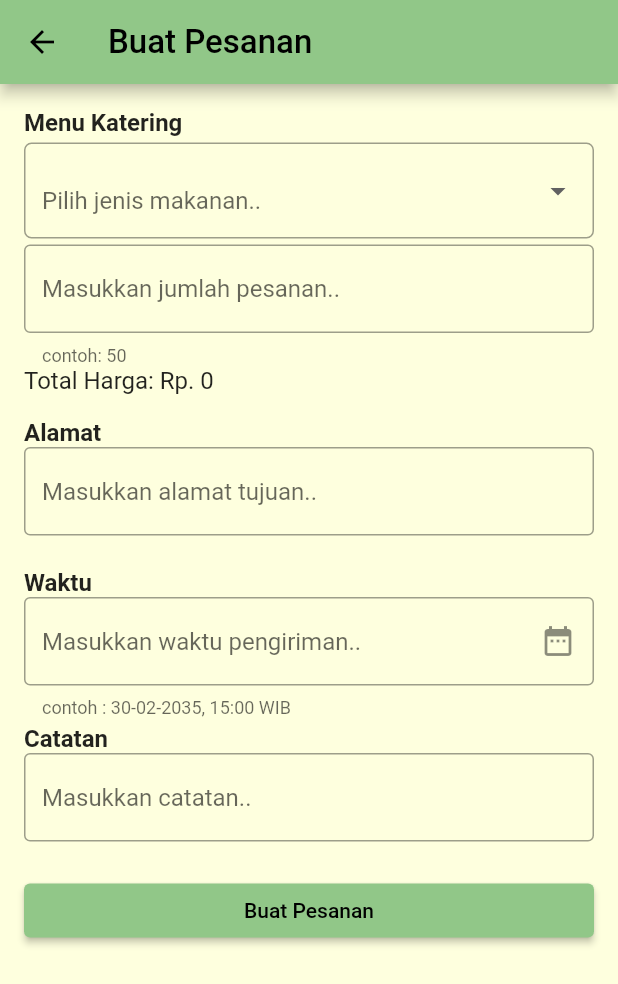
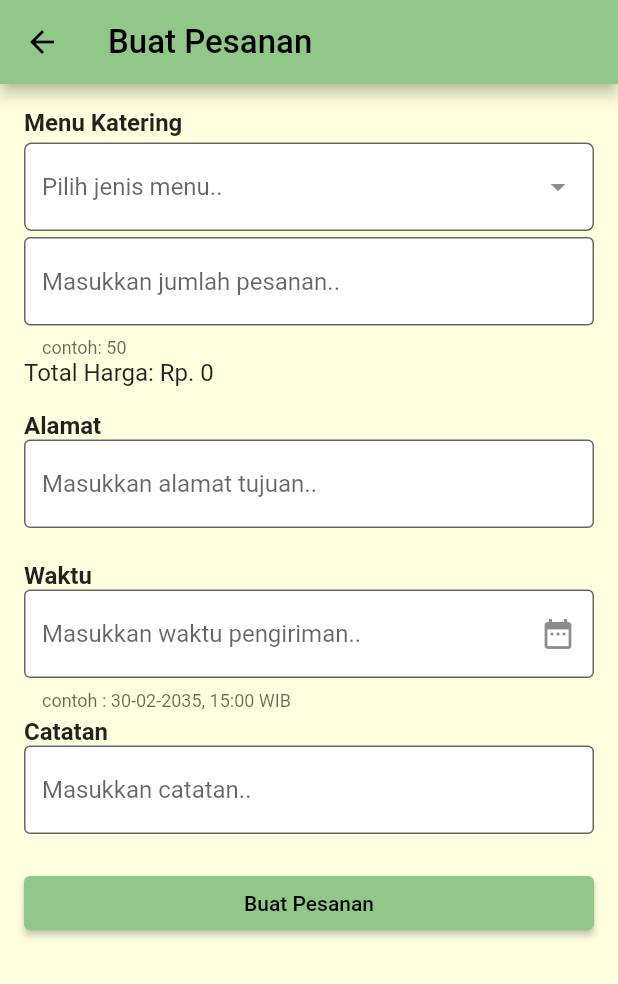
Before and after one commit to imamagusf15/mini-project, a Flutter app: the CreateOrderPage screen opened by its route, on a phone screen of 412 x 824 dp. Shown: the top 984 px of the screen. Run offline on Flutter 3.47's test engine with Material 2 defaults, Android fonts, the phone set to English and light mode, and no system bars; drawn by our look-alikes of dropdown_search; our stand-ins replace firebase_auth, firebase_core, flutter_datetime_picker; accounts and stored records are empty.

Commit message:
updated for presentation

```diff
--- a/lib/model/order.dart
+++ b/lib/model/order.dart
@@ -1,7 +1,7 @@
 import 'package:mini_project/model/menu.dart';
 
 class Order extends Menu {
-  final String orderId;
+  final String orderId, orderAddress, orderDate;
   final String? userNote;
   final int totalOrder;
   int? totalPrice;
@@ -9,6 +9,8 @@ class Order extends Menu {
   Order({
     required this.orderId,
     required this.totalOrder,
+    required this.orderAddress,
+    required this.orderDate,
     this.userNote,
     required super.menuId,
     required super.menuName,
--- a/lib/provider/all_order.dart
+++ b/lib/provider/all_order.dart
@@ -7,6 +7,8 @@ class ListOrder with ChangeNotifier {
     Order(
       orderId: 'order-1',
       totalOrder: 50,
+      orderAddress: 'Jakarta Barat',
+      orderDate: '30-05-2022, 14:30 WIB',
       menuId: menuList[1].menuId,
       menuName: menuList[1].menuName,
       menuDesc: menuList[1].menuDesc,
@@ -17,6 +19,8 @@ class ListOrder with ChangeNotifier {
     Order(
       orderId: 'order-2',
       totalOrder: 50,
+      orderAddress: 'Bogor',
+      orderDate: '24-02-2022, 12:30 WIB',
       menuId: menuList[2].menuId,
       menuName: menuList[2].menuName,
       menuDesc: menuList[2].menuDesc,
@@ -27,6 +31,8 @@ class ListOrder with ChangeNotifier {
     Order(
       orderId: 'order-3',
       totalOrder: 70,
+      orderAddress: 'Jakarta Barat',
+      orderDate: '30-05-2022, 14:30 WIB',
       menuId: menuList[0].menuId,
       menuName: menuList[0].menuName,
       menuDesc: menuList[0].menuDesc,
--- a/lib/screen/create_order_page.dart
+++ b/lib/screen/create_order_page.dart
@@ -1,10 +1,9 @@
+import 'package:dropdown_search/dropdown_search.dart';
 import 'package:flutter/material.dart';
 import 'package:flutter_datetime_picker/flutter_datetime_picker.dart';
 import 'package:mini_project/provider/all_menu.dart';
-import 'package:mini_project/provider/all_order.dart';
 import 'package:mini_project/utils/page_route.dart';
 import 'package:mini_project/utils/validator.dart';
-import 'package:mini_project/widgets/drop_down_field.dart';
 import 'package:mini_project/widgets/input_form_field.dart';
 import 'package:provider/provider.dart';
 
@@ -25,6 +24,9 @@ class _CreateOrderPageState extends State<CreateOrderPage> {
 
   final validator = Validator();
 
+  final List<String> menuNameList = [];
+  String? selectedItem;
+
   @override
   Widget build(BuildContext context) {
     var size = MediaQuery.of(context).size;
@@ -32,7 +34,6 @@ class _CreateOrderPageState extends State<CreateOrderPage> {
 
     final menuName = Provider.of<ListMenu>(context).menuList;
 
-    final List<String> menuNameList = [];
     for (int i = 0; i < menuName.length; i++) {
       menuNameList.add(menuName.elementAt(i).menuName);
     }
@@ -59,9 +60,25 @@ class _CreateOrderPageState extends State<CreateOrderPage> {
                 ),
               ),
               const SizedBox(height: 4),
-              DropDownField(
-                menu: menuNameList,
-                hintText: 'Pilih jenis makanan..',
+              DropdownSearch(
+                validator: (String? value) =>
+                    Validator().validateField(field: value!),
+                items: menuNameList,
+                onChanged: (value) {
+                  setState(() {
+                    selectedItem = value;
+                  });
+                },
+                dropdownDecoratorProps: DropDownDecoratorProps(
+                  dropdownSearchDecoration: InputDecoration(
+                    filled: true,
+                    fillColor: Colors.white,
+                    hintText: 'Pilih jenis menu..',
+                    border: OutlineInputBorder(
+                      borderRadius: BorderRadius.circular(5.0),
+                    ),
+                  ),
+                ),
               ),
               const SizedBox(height: 4),
               InputFormField(
@@ -150,7 +167,9 @@ class _CreateOrderPageState extends State<CreateOrderPage> {
                 width: width,
                 child: ElevatedButton(
                   onPressed: () {
-                    if (_formKey.currentState!.validate()) _showDialogPopup();
+                    if (_formKey.currentState!.validate()) {
+                      _showDialogPopup();
+                    }
                   },
                   child: const Text("Buat Pesanan"),
                 ),
@@ -163,7 +182,6 @@ class _CreateOrderPageState extends State<CreateOrderPage> {
   }
 
   Future<void> _showDialogPopup() async {
-    final orderData = Provider.of<ListOrder>(context, listen: false).listOrder;
     return showDialog(
       context: context,
       barrierDismissible: false,
@@ -186,8 +204,10 @@ class _CreateOrderPageState extends State<CreateOrderPage> {
               child: const Text(
                 'Setuju',
               ),
-              onPressed: () => Navigator.of(context)
-                  .pushNamedAndRemoveUntil(wrapperPage, (route) => false),
+              onPressed: () => Navigator.of(context).pushNamedAndRemoveUntil(
+                wrapperPage,
+                (route) => false,
+              ),
             ),
           ],
         );
--- a/lib/screen/home_page.dart
+++ b/lib/screen/home_page.dart
@@ -155,7 +155,6 @@ class HomePage extends StatelessWidget {
         backgroundColor: CustomColors.tertiaryColor,
         child: const Icon(
           Icons.add,
-          color: Colors.black,
         ),
         onPressed: () => Navigator.of(context).pushNamed(createOrderPage),
       ),
--- a/lib/screen/login_page.dart
+++ b/lib/screen/login_page.dart
@@ -128,7 +128,7 @@ class _LoginPageState extends State<LoginPage> {
                 width: width,
                 child: ElevatedButton(
                   onPressed: () =>
-                      Navigator.of(context).popAndPushNamed(registerPage),
+                      Navigator.of(context).pushReplacementNamed(registerPage),
                   child: const Text("Belum punya akun? Daftar"),
                 ),
               ),
--- a/lib/screen/wrapper_page.dart
+++ b/lib/screen/wrapper_page.dart
@@ -30,6 +30,7 @@ class _WrapperPageState extends State<WrapperPage> {
       bottomNavigationBar: BottomNavigationBar(
         backgroundColor: CustomColors.tertiaryColor,
         selectedItemColor: CustomColors.secondaryColor,
+        selectedLabelStyle: const TextStyle(fontWeight: FontWeight.bold),
         items: const <BottomNavigationBarItem>[
           BottomNavigationBarItem(
             icon: Icon(
--- a/lib/widgets/drop_down_field.dart
+++ b/lib/widgets/drop_down_field.dart
@@ -24,11 +24,15 @@ class _DropDownFieldState extends State<DropDownField> {
       builder: (FormFieldState<String> state) {
         return InputDecorator(
           decoration: InputDecoration(
-              labelStyle: const TextStyle(color: CustomColors.neutralColor),
-              errorStyle: const TextStyle(color: Colors.red),
-              hintText: widget.hintText,
-              border:
-                  OutlineInputBorder(borderRadius: BorderRadius.circular(5.0))),
+            filled: true,
+            fillColor: Colors.white,
+            labelStyle: const TextStyle(color: CustomColors.neutralColor),
+            errorStyle: const TextStyle(color: Colors.red),
+            hintText: widget.hintText,
+            border: OutlineInputBorder(
+              borderRadius: BorderRadius.circular(5.0),
+            ),
+          ),
           isEmpty: (_currentSelectedValue == null) ? true : false,
           child: DropdownButtonHideUnderline(
             child: DropdownButton<String>(
--- a/lib/widgets/input_form_field.dart
+++ b/lib/widgets/input_form_field.dart
@@ -36,6 +36,8 @@ class _InputFormFieldState extends State<InputFormField> {
       controller: widget.controller,
       keyboardType: widget.keyboardType,
       decoration: InputDecoration(
+        filled: true,
+        fillColor: Colors.white,
         hintText: widget.hintText,
         border: const OutlineInputBorder(
           borderSide: BorderSide(
--- a/pubspec.yaml
+++ b/pubspec.yaml
@@ -41,6 +41,7 @@ dependencies:
   firebase_core: ^2.1.0
   firebase_auth: ^4.0.2
   flutter_datetime_picker: ^1.5.1
+  dropdown_search: ^5.0.3
 
 dev_dependencies:
   flutter_test:
```
Also changed, not shown: lib/screen/detail_order_page.dart (+62 -13 lines), pubspec.lock.
